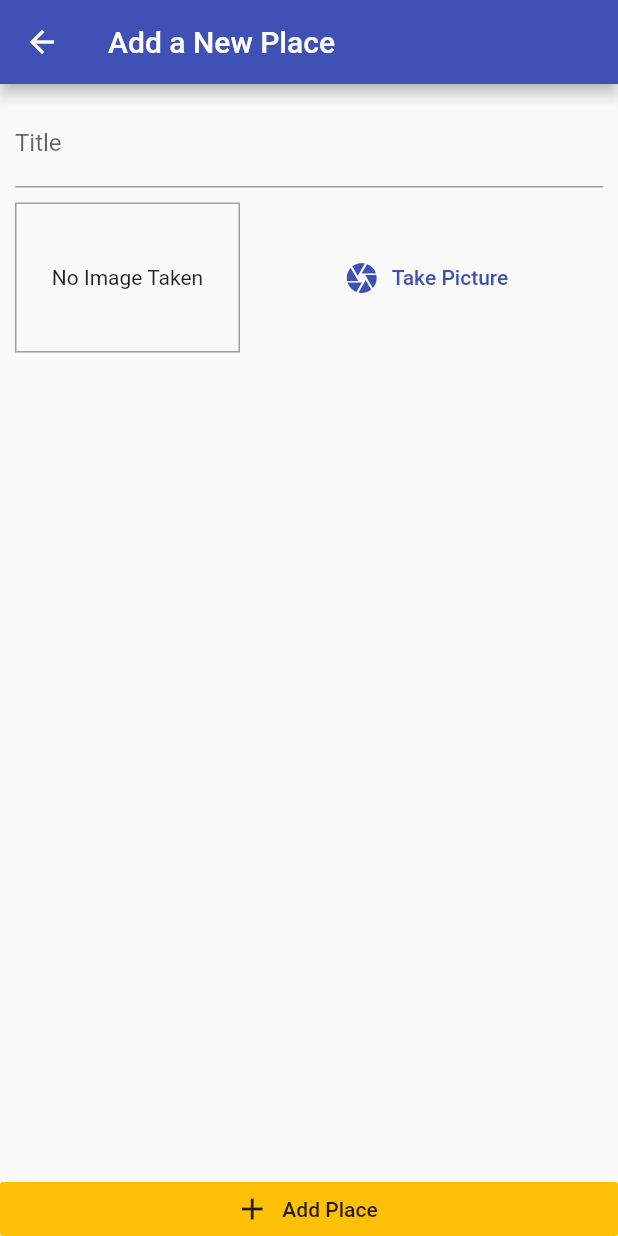
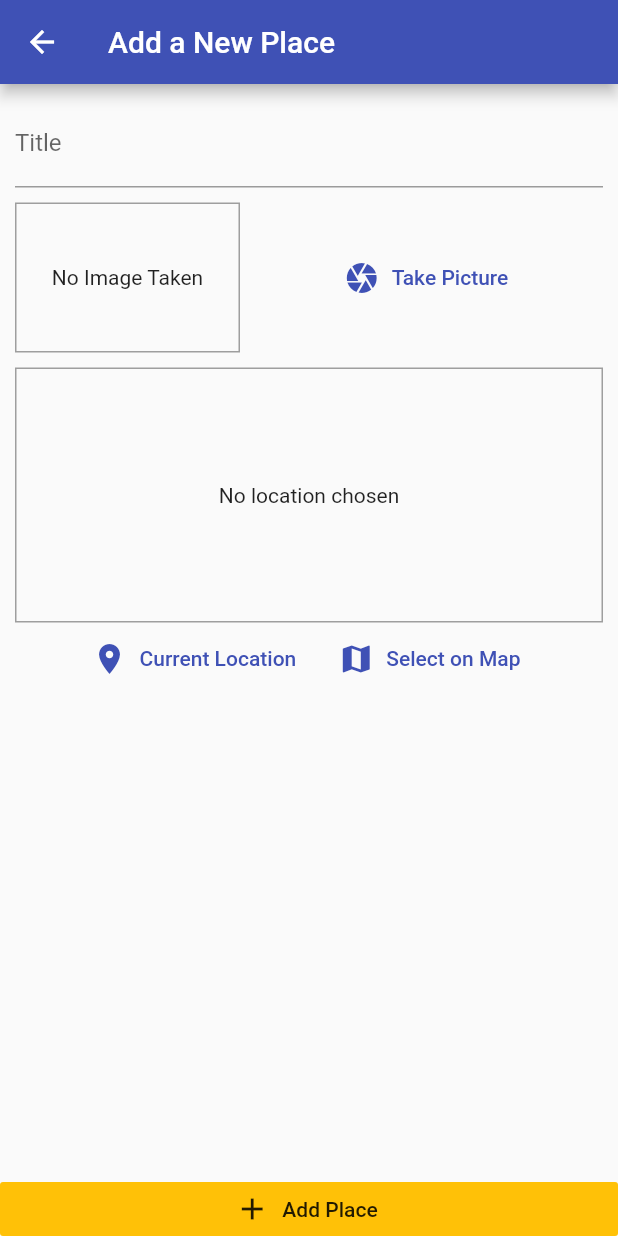
Before and after one commit to Debajyoti14/Places-App---Flutter, a Flutter app: the AddPlaceScreen screen opened by its route, on a phone screen of 412 x 824 dp. Run offline on Flutter 3.47's test engine with Material 2 defaults, Android fonts, the phone set to English and light mode, and no system bars; our stand-ins replace image_picker, location, sqflite; accounts and stored records are empty.

Commit message:
Map added

```diff
--- /dev/null
+++ b/lib/helpers/location_helper.dart
@@ -0,0 +1,9 @@
+const apiKey =
+    'pk.eyJ1IjoiZGViYWp5b3RpMTQiLCJhIjoiY2wyejB2MWhjMDBtcjNjang5YTNzZHVmMCJ9.F4TZQm92a3myeRe_vrn7fg';
+
+class LocationHelper {
+  static String generateLocationImage({double latitude, double longitude}) {
+    // return 'https://api.mapbox.com/styles/v1/debajyoti14/cl2z14o4z000714pfm1teppkq/tiles/256/$longitude,$latitude/600x300?access_token=pk.eyJ1IjoiZGViYWp5b3RpMTQiLCJhIjoiY2wyejB2MWhjMDBtcjNjang5YTNzZHVmMCJ9.F4TZQm92a3myeRe_vrn7fg';
+    return 'https://api.mapbox.com/styles/v1/mapbox/streets-v11/static/pin-l($longitude,$latitude)/$longitude,$latitude,14.25,0,0/600x300?access_token=$apiKey';
+  }
+}
--- /dev/null
+++ b/lib/location_input.dart
@@ -0,0 +1,62 @@
+import 'package:flutter/material.dart';
+import 'package:location/location.dart';
+
+import 'helpers/location_helper.dart';
+
+class LocationInput extends StatefulWidget {
+  const LocationInput({key}) : super(key: key);
+
+  @override
+  State<LocationInput> createState() => _LocationInputState();
+}
+
+class _LocationInputState extends State<LocationInput> {
+  String _previewImageUrl;
+
+  Future<void> _getCurrentUserLocation() async {
+    final locData = await Location().getLocation();
+    final staticMapImageUrl = LocationHelper.generateLocationImage(
+      latitude: locData.latitude,
+      longitude: locData.longitude,
+    );
+    setState(() {
+      _previewImageUrl = staticMapImageUrl;
+    });
+  }
+
+  @override
+  Widget build(BuildContext context) {
+    return Column(
+      children: [
+        Container(
+          height: 170,
+          width: double.infinity,
+          alignment: Alignment.center,
+          decoration:
+              BoxDecoration(border: Border.all(width: 1, color: Colors.grey)),
+          child: _previewImageUrl == null
+              ? Text('No location chosen', textAlign: TextAlign.center)
+              : Image.network(
+                  _previewImageUrl,
+                  fit: BoxFit.cover,
+                  width: double.infinity,
+                ),
+        ),
+        Row(mainAxisAlignment: MainAxisAlignment.center, children: <Widget>[
+          FlatButton.icon(
+            icon: Icon(Icons.location_on),
+            label: Text('Current Location'),
+            textColor: Theme.of(context).primaryColor,
+            onPressed: _getCurrentUserLocation,
+          ),
+          FlatButton.icon(
+            icon: Icon(Icons.map),
+            label: Text('Select on Map'),
+            textColor: Theme.of(context).primaryColor,
+            onPressed: () {},
+          )
+        ])
+      ],
+    );
+  }
+}
--- a/lib/screens/add_place_screen.dart
+++ b/lib/screens/add_place_screen.dart
@@ -3,6 +3,7 @@ import 'dart:io';
 import 'package:flutter/material.dart';
 import 'package:provider/provider.dart';
 
+import '../location_input.dart';
 import '../widgets/image_input.dart';
 import '../providers/great_places.dart';
 
@@ -54,6 +55,10 @@ class _AddPlaceScreenState extends State<AddPlaceScreen> {
                       height: 10,
                     ),
                     ImageInput(selectImage),
+                    SizedBox(
+                      height: 10,
+                    ),
+                    LocationInput()
                   ],
                 ),
               ),
--- a/pubspec.yaml
+++ b/pubspec.yaml
@@ -33,6 +33,7 @@ dependencies:
   path_provider: ^2.0.9
   path: ^1.8.0
   sqflite: ^2.0.2+1
+  location: ^4.3.0
 
 dev_dependencies:
   flutter_test:
```
Also changed, not shown: pubspec.lock, 1 other file.
